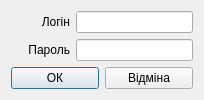
CreatorBooMGit/SShop, file authdialog.ui: the form before one commit.
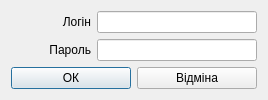
The form after the commit. Icons and pictures are not drawn.

```diff
--- a/authdialog.ui
+++ b/authdialog.ui
@@ -6,7 +6,7 @@
    <rect>
     <x>0</x>
     <y>0</y>
-    <width>204</width>
+    <width>266</width>
     <height>97</height>
    </rect>
   </property>
@@ -48,6 +48,18 @@
     <layout class="QHBoxLayout" name="horizontalLayout">
      <item>
       <widget class="QPushButton" name="confirmButton">
+       <property name="minimumSize">
+        <size>
+         <width>120</width>
+         <height>0</height>
+        </size>
+       </property>
+       <property name="maximumSize">
+        <size>
+         <width>120</width>
+         <height>16777215</height>
+        </size>
+       </property>
        <property name="text">
         <string>ОК</string>
        </property>
@@ -61,6 +73,18 @@
      </item>
      <item>
       <widget class="QPushButton" name="cancelButton">
+       <property name="minimumSize">
+        <size>
+         <width>120</width>
+         <height>0</height>
+        </size>
+       </property>
+       <property name="maximumSize">
+        <size>
+         <width>120</width>
+         <height>16777215</height>
+        </size>
+       </property>
        <property name="text">
         <string>Відміна</string>
        </property>
```
